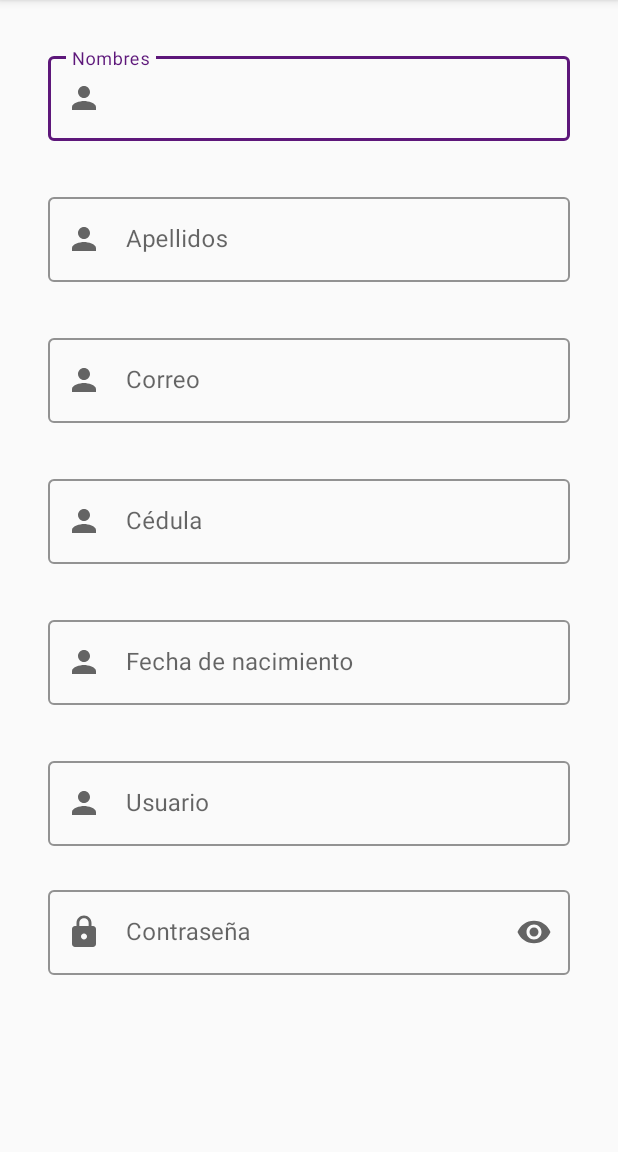
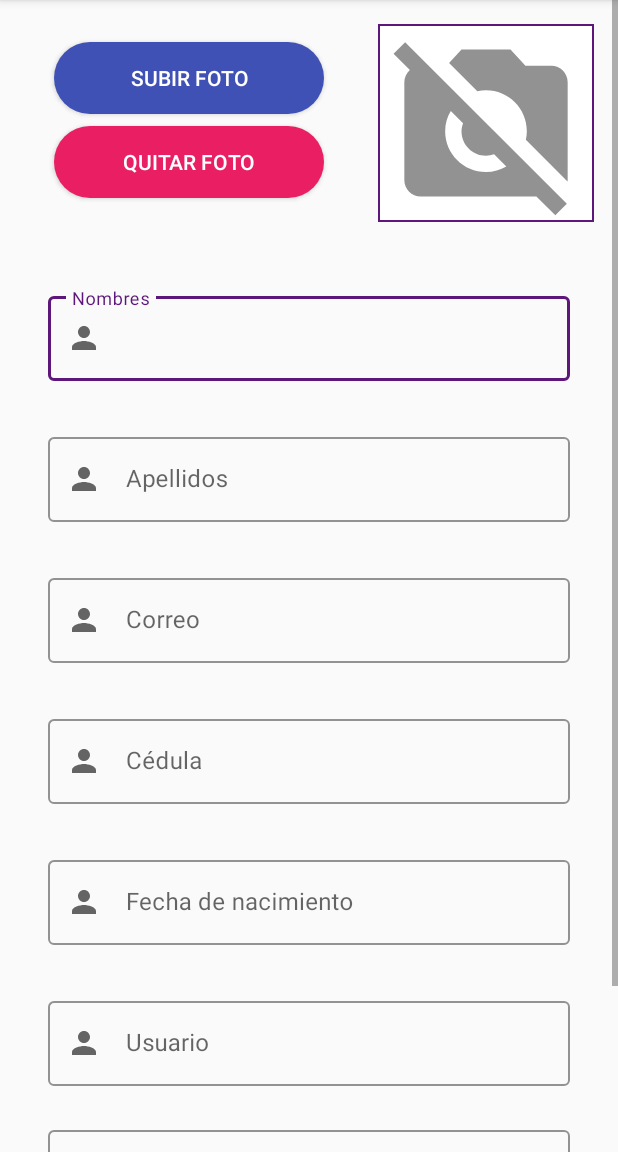
Before and after one commit to johnplazarte18/AppMovilTorddis, an Android app: the Registrar_tutor screen opened directly, with no data from a screen before it, on a phone screen of 412 x 824 dp, the part 84-1236 px from its top. Run offline under Robolectric (Android 15) with nearby library versions, the phone set to English and light mode, and no system bars.

Commit message:
ui Registrar_tutor foto perfil y button registrar

```diff
--- a/app/src/main/res/layout/activity_iniciar_sesion.xml
+++ b/app/src/main/res/layout/activity_iniciar_sesion.xml
@@ -8,7 +8,7 @@
     tools:context=".Iniciar_sesion">
 
     <Button
-        android:id="@+id/btnIniciarSesion2"
+        android:id="@+id/btnIniciarSesion"
         android:layout_width="345dp"
         android:layout_height="55dp"
         android:layout_marginTop="32dp"
--- a/app/src/main/res/layout/activity_registrar_tutor.xml
+++ b/app/src/main/res/layout/activity_registrar_tutor.xml
@@ -13,6 +13,48 @@
         android:orientation="vertical"
         app:layout_constraintTop_toBottomOf="@+id/constraintLayout"
         tools:layout_editor_absoluteX="1dp">
+
+        <androidx.constraintlayout.widget.ConstraintLayout
+            android:layout_width="match_parent"
+            android:layout_height="160dp">
+
+            <Button
+                android:id="@+id/btnSubirFoto"
+                android:layout_width="180dp"
+                android:layout_height="48dp"
+                android:layout_marginTop="28dp"
+                android:background="@drawable/btn_round_corners"
+                android:backgroundTint="#3F51B5"
+                android:text="Subir foto"
+                android:textColor="@color/white"
+                app:layout_constraintEnd_toStartOf="@+id/imageView3"
+                app:layout_constraintStart_toStartOf="parent"
+                app:layout_constraintTop_toTopOf="parent" />
+
+            <Button
+                android:id="@+id/btnQuitarFoto"
+                android:layout_width="180dp"
+                android:layout_height="48dp"
+                android:layout_marginTop="84dp"
+                android:background="@drawable/btn_round_corners"
+                android:backgroundTint="#E91E63"
+                android:text="Quitar foto"
+                android:textColor="@color/white"
+                app:layout_constraintEnd_toStartOf="@+id/imageView3"
+                app:layout_constraintStart_toStartOf="parent"
+                app:layout_constraintTop_toTopOf="parent" />
+
+            <ImageView
+                android:id="@+id/imageView3"
+                android:layout_width="144dp"
+                android:layout_height="132dp"
+                android:layout_marginTop="16dp"
+                android:layout_marginEnd="16dp"
+                android:background="@drawable/border_image_view"
+                app:layout_constraintEnd_toEndOf="parent"
+                app:layout_constraintTop_toTopOf="parent"
+                app:srcCompat="@drawable/ic_baseline_no_photography_24" />
+        </androidx.constraintlayout.widget.ConstraintLayout>
 
         <com.google.android.material.textfield.TextInputLayout
             android:id="@+id/tilNombre"
@@ -187,7 +229,24 @@
                 android:textCursorDrawable="@drawable/color_cursor"
                 app:layout_constraintTop_toBottomOf="@+id/textInputLayout"
                 tools:layout_editor_absoluteX="0dp" />
+
         </com.google.android.material.textfield.TextInputLayout>
+
+        <Button
+            android:id="@+id/btnRegistrarse"
+            android:layout_width="match_parent"
+            android:layout_height="wrap_content"
+            android:layout_marginStart="32dp"
+            android:layout_marginTop="24dp"
+            android:layout_marginEnd="32dp"
+            android:background="@drawable/btn_round_corners"
+            android:text="Registrarse"
+            android:textColor="@color/white"
+            android:layout_marginBottom="15dp"
+            app:layout_constraintEnd_toEndOf="parent"
+            app:layout_constraintHorizontal_bias="0.0"
+            app:layout_constraintStart_toStartOf="parent"
+            app:layout_constraintTop_toBottomOf="@+id/textInputLayout2" />
 
     </LinearLayout>
 
```
